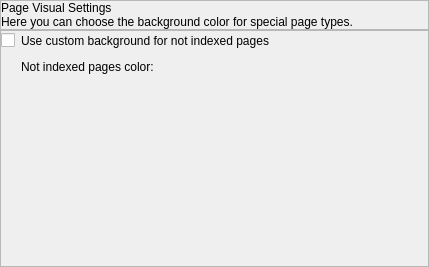
First picture: the form in seospider/ui/page_visual_settings_widget.ui, repository andrascii/RiveSolutions_SEO_Spider, before the edit.
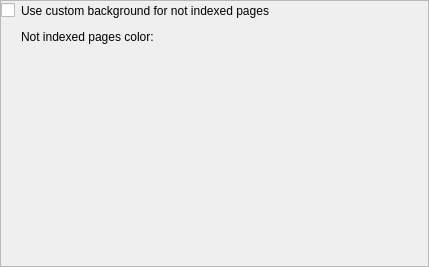
Second picture: the form after the edit. Custom widgets are drawn as their Qt base class.

```diff
--- a/seospider/ui/page_visual_settings_widget.ui
+++ b/seospider/ui/page_visual_settings_widget.ui
@@ -29,66 +29,6 @@
    <property name="bottomMargin">
     <number>0</number>
    </property>
-   <item>
-    <widget class="QFrame" name="headerFrame">
-     <property name="minimumSize">
-      <size>
-       <width>0</width>
-       <height>0</height>
-      </size>
-     </property>
-     <property name="maximumSize">
-      <size>
-       <width>16777215</width>
-       <height>16777215</height>
-      </size>
-     </property>
-     <property name="frameShape">
-      <enum>QFrame::StyledPanel</enum>
-     </property>
-     <property name="frameShadow">
-      <enum>QFrame::Raised</enum>
-     </property>
-     <layout class="QVBoxLayout" name="verticalLayout_2">
-      <property name="spacing">
-       <number>0</number>
-      </property>
-      <property name="leftMargin">
-       <number>0</number>
-      </property>
-      <property name="topMargin">
-       <number>0</number>
-      </property>
-      <property name="rightMargin">
-       <number>0</number>
-      </property>
-      <property name="bottomMargin">
-       <number>0</number>
-      </property>
-      <item>
-       <layout class="QVBoxLayout" name="verticalLayout">
-        <item>
-         <widget class="QLabel" name="headerName">
-          <property name="text">
-           <string>Page Visual Settings</string>
-          </property>
-         </widget>
-        </item>
-        <item>
-         <widget class="QLabel" name="text">
-          <property name="text">
-           <string>Here you can choose the background color for special page types.</string>
-          </property>
-          <property name="wordWrap">
-           <bool>true</bool>
-          </property>
-         </widget>
-        </item>
-       </layout>
-      </item>
-     </layout>
-    </widget>
-   </item>
    <item>
     <widget class="QFrame" name="settingsFrame">
      <property name="frameShape">
```
